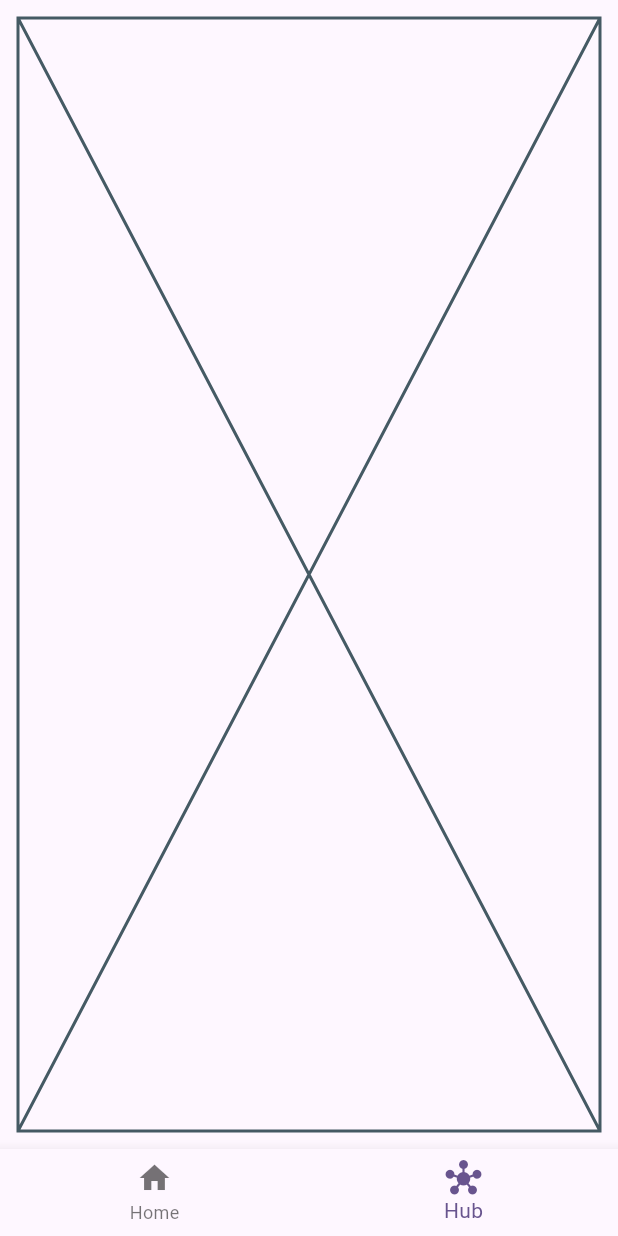
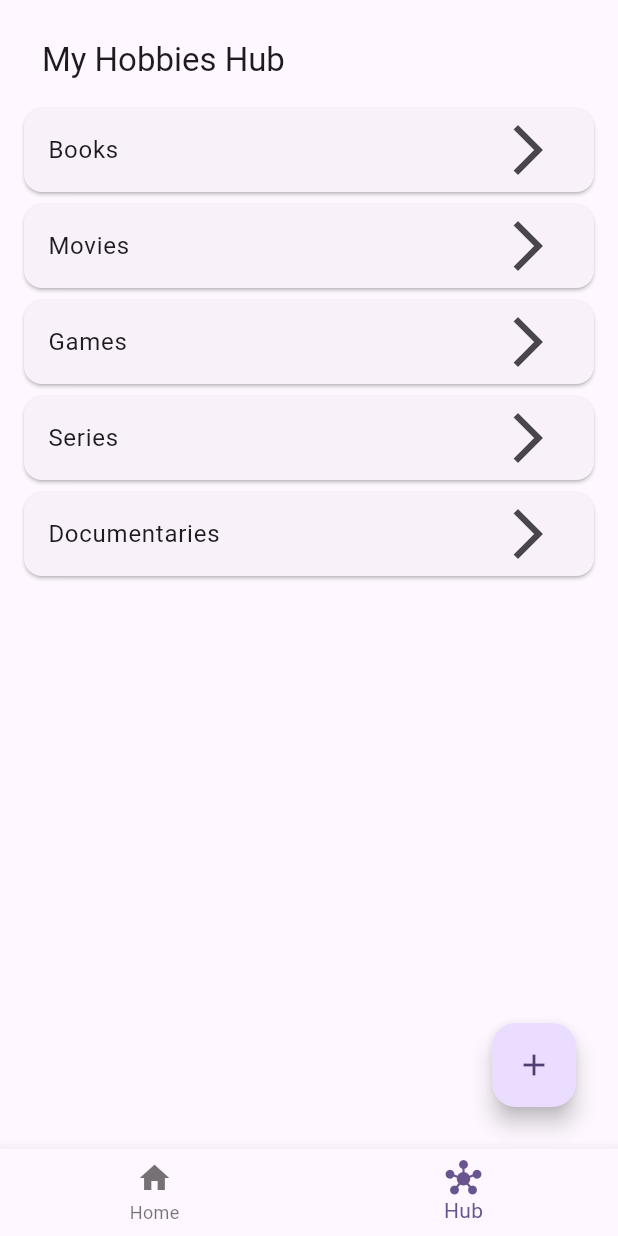
Before and after one commit to Parth-11/Athelia-App, a Flutter app: the screen it shows after launch, item 2 of the bottom bar chosen, on a phone screen of 412 x 824 dp. Run offline on Flutter 3.47's test engine with Material 3 defaults, Android fonts, the phone set to English and light mode, and no system bars.

Commit message:
hub page added

```diff
--- a/lib/screens/hub/hub_page.dart
+++ b/lib/screens/hub/hub_page.dart
@@ -1,4 +1,5 @@
 import 'package:flutter/material.dart';
+import 'hobby_page.dart';
 
 class HubPage extends StatefulWidget {
   const HubPage({super.key});
@@ -8,8 +9,176 @@ class HubPage extends StatefulWidget {
 }
 
 class _HubPageState extends State<HubPage> {
+  final List<String> hobbies = [
+    'Books',
+    'Movies',
+    'Games',
+    'Series',
+    'Documentaries',
+  ];
+
+  final Map<String, Map<String, List<Map<String, String>>>> predefinedHobbyData = {
+    'Books': {
+      'To Read': [
+        {'title': 'Atomic Habits', 'subtitle': 'James Clear'},
+        {'title': 'The Alchemist', 'subtitle': 'Paulo Coelho'},
+      ],
+      'Read': [
+        {'title': '1984', 'subtitle': 'George Orwell'},
+        {'title': 'Brave New World', 'subtitle': 'Aldous Huxley'},
+      ],
+      'Ongoing': [
+        {'title': 'Dune', 'subtitle': 'Frank Herbert'},
+      ],
+    },
+    'Movies': {
+      'To Watch': [
+        {'title': 'Inception', 'subtitle': 'Christopher Nolan'},
+        {'title': 'The Dark Knight', 'subtitle': 'Christopher Nolan'},
+      ],
+      'Watched': [
+        {'title': 'Titanic', 'subtitle': 'James Cameron'},
+        {'title': 'The Godfather', 'subtitle': 'Francis Ford Coppola'},
+      ],
+      'Ongoing': [
+        {'title': 'Avengers: Endgame', 'subtitle': 'Anthony and Joe Russo'},
+      ],
+    },
+    'Games': {
+      'To Play': [
+        {'title': 'The Witcher 3', 'subtitle': 'CD Projekt Red'},
+        {'title': 'Cyberpunk 2077', 'subtitle': 'CD Projekt Red'},
+      ],
+      'Played': [
+        {'title': 'Halo', 'subtitle': 'Bungie'},
+        {'title': 'Overwatch', 'subtitle': 'Blizzard Entertainment'},
+      ],
+    },
+    'Series': {
+      'To Watch': [
+        {'title': 'Stranger Things', 'subtitle': 'Netflix'},
+        {'title': 'Breaking Bad', 'subtitle': 'AMC'},
+      ],
+      'Watched': [
+        {'title': 'The Office', 'subtitle': 'NBC'},
+        {'title': 'Friends', 'subtitle': 'NBC'},
+      ],
+      'Ongoing': [
+        {'title': 'The Mandalorian', 'subtitle': 'Disney+'},
+      ],
+    },
+    'Documentaries': {
+      'To Watch': [
+        {'title': 'The Last Dance', 'subtitle': 'Netflix'},
+        {'title': '13th', 'subtitle': 'Ava DuVernay'},
+      ],
+      'Watched': [
+        {'title': 'Making a Murderer', 'subtitle': 'Netflix'},
+        {'title': 'Our Planet', 'subtitle': 'Netflix'},
+      ],
+      'Ongoing': [
+        {'title': 'Tiger King 2', 'subtitle': 'Netflix'},
+      ],
+    },
+  };
+
+  final Map<String, Map<String, List<Map<String, String>>>> customHobbyData = {};
+
+  void _addNewHobby() {
+    final TextEditingController nameController = TextEditingController();
+    final TextEditingController sectionsController = TextEditingController();
+
+    showDialog(
+      context: context,
+      builder: (context) {
+        return AlertDialog(
+          title: const Text('Add New Hobby'),
+          content: Column(
+            mainAxisSize: MainAxisSize.min,
+            children: [
+              TextField(
+                controller: nameController,
+                decoration: const InputDecoration(labelText: 'Hobby Name'),
+              ),
+              const SizedBox(height: 10),
+              TextField(
+                controller: sectionsController,
+                decoration: const InputDecoration(
+                  labelText: 'Sections (comma-separated)',
+                ),
+              ),
+            ],
+          ),
+          actions: [
+            TextButton(
+              onPressed: () {
+                final name = nameController.text.trim();
+                final sections = sectionsController.text
+                    .split(',')
+                    .map((s) => s.trim())
+                    .where((s) => s.isNotEmpty)
+                    .toList();
+
+                if (name.isNotEmpty && sections.isNotEmpty) {
+                  setState(() {
+                    hobbies.add(name);
+                    customHobbyData[name] = {
+                      for (var s in sections) s: [],
+                    };
+                  });
+                }
+                Navigator.of(context).pop();
+              },
+              child: const Text('Add'),
+            ),
+            TextButton(
+              onPressed: () => Navigator.of(context).pop(),
+              child: const Text('Cancel'),
+            ),
+          ],
+        );
+      },
+    );
+  }
+
   @override
   Widget build(BuildContext context) {
-    return const Placeholder();
+    return Scaffold(
+      appBar: AppBar(title: const Text("My Hobbies Hub")),
+      body: ListView.builder(
+        itemCount: hobbies.length,
+        itemBuilder: (context, index) {
+          final hobby = hobbies[index];
+          return Card(
+            child: ListTile(
+              title: Text(hobby),
+              trailing: const Icon(Icons.arrow_forward_ios),
+              onTap: () {
+                final itemLists =
+                    predefinedHobbyData[hobby] ?? customHobbyData[hobby];
+
+                if (itemLists != null) {
+                  Navigator.push(
+                    context,
+                    MaterialPageRoute(
+                      builder: (context) =>
+                          HobbyPage(hobbyName: hobby, itemLists: itemLists),
+                    ),
+                  );
+                } else {
+                  ScaffoldMessenger.of(context).showSnackBar(
+                    SnackBar(content: Text('Page for "$hobby" not implemented')),
+                  );
+                }
+              },
+            ),
+          );
+        },
+      ),
+      floatingActionButton: FloatingActionButton(
+        onPressed: _addNewHobby,
+        child: const Icon(Icons.add),
+      ),
+    );
   }
 }
--- a/lib/screens/nav_bar.dart
+++ b/lib/screens/nav_bar.dart
@@ -17,7 +17,7 @@ class _NavbarState extends State<Navbar> {
     });
   }
 
-  static const List<Widget> _pages = [HomePage(), HubPage()];
+  static List<Widget> _pages = [HomePage(), HubPage()];
 
   @override
   Widget build(BuildContext context) {
--- a/pubspec.yaml
+++ b/pubspec.yaml
@@ -30,7 +30,6 @@ environment:
 dependencies:
   flutter:
     sdk: flutter
-
   # The following adds the Cupertino Icons font to your application.
   # Use with the CupertinoIcons class for iOS style icons.
   cupertino_icons: ^1.0.8
@@ -51,11 +50,11 @@ dev_dependencies:
 
 # The following section is specific to Flutter packages.
 flutter:
-
   # The following line ensures that the Material Icons font is
   # included with your application, so that you can use the icons in
   # the material Icons class.
   uses-material-design: true
+
 
   # To add assets to your application, add an assets section, like this:
   # assets:
```
Also changed, not shown: lib/screens/hub/hobby_page.dart (added, +81 -0 lines), lib/widgets/hub/hobby_tile.dart (added, +20 -0 lines), 2 other files.
